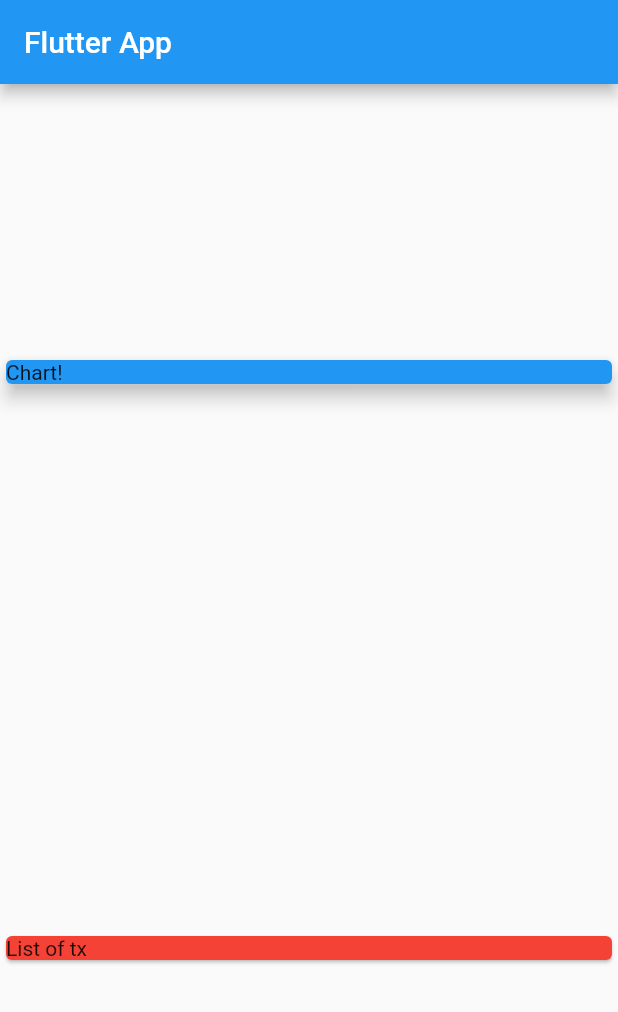
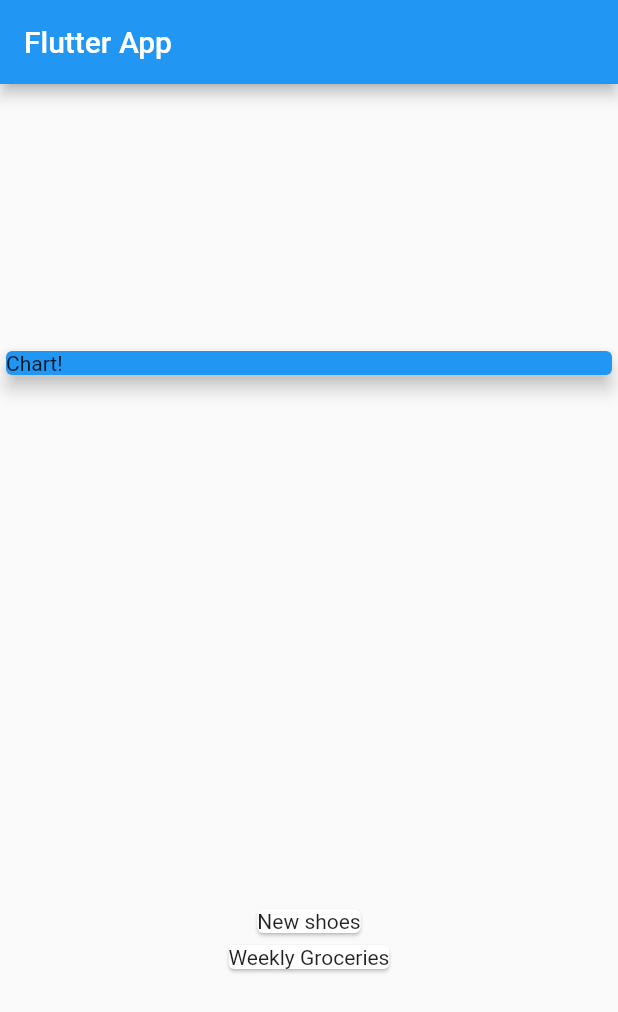
Before and after one commit to fede3mmanuel/flutterexpensesapp, a Flutter app: the screen it shows after launch, on a phone screen of 412 x 824 dp. Shown: the top 1012 px of the screen. Run offline on Flutter 3.47's test engine with Material 2 defaults, Android fonts, the phone set to English and light mode, and no system bars.

Commit message:
Mapping Data Into Widgets

```diff
--- a/lib/main.dart
+++ b/lib/main.dart
@@ -47,10 +47,12 @@ class MyHomePage extends StatelessWidget {
               elevation: 5,
             ),
           ),
-          Card(
-            color: Colors.red,
-            child: Text('List of tx'),
-          )
+          Column(
+              children: transactions.map((tx) {
+            return Card(
+              child: Text(tx.title),
+            );
+          }).toList()),
         ],
       ),
     );
```
